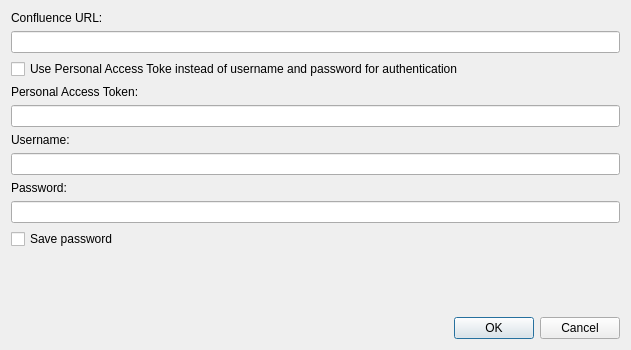
insilmaril/vym, file forms/confluence-settings-dialog.ui: the form before one commit.
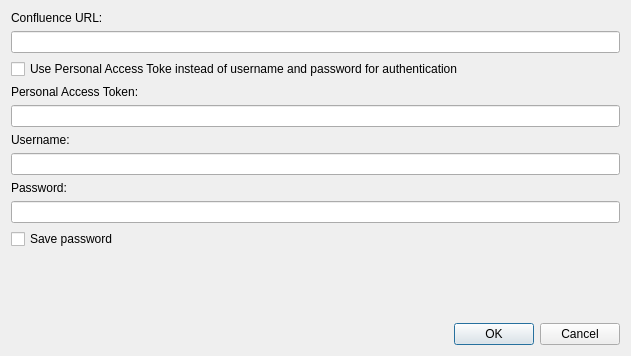
The form after the commit.

Commit message: Switched PATs to password mode in dialog

What changed in the file:
```diff
--- a/forms/confluence-settings-dialog.ui
+++ b/forms/confluence-settings-dialog.ui
@@ -7,7 +7,7 @@
     <x>0</x>
     <y>0</y>
     <width>631</width>
-    <height>350</height>
+    <height>356</height>
    </rect>
   </property>
   <property name="windowTitle">
```
Left out of the diff: 6 changed lines with no effect on the pictures. The commit also changes 1 other file.
